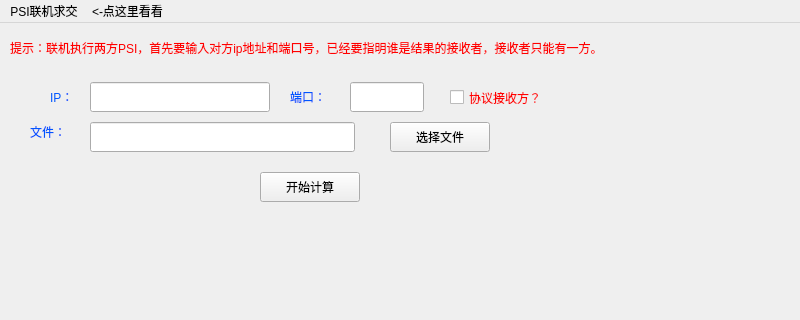
This is src/frontend/cpp/page3.ui in xiansongq/privacy_computing as Qt 5 draws it before an edit; both pictures show x 0 to 800 and y 0 to 320 of the 800 by 600 pixel window. The edited form follows.
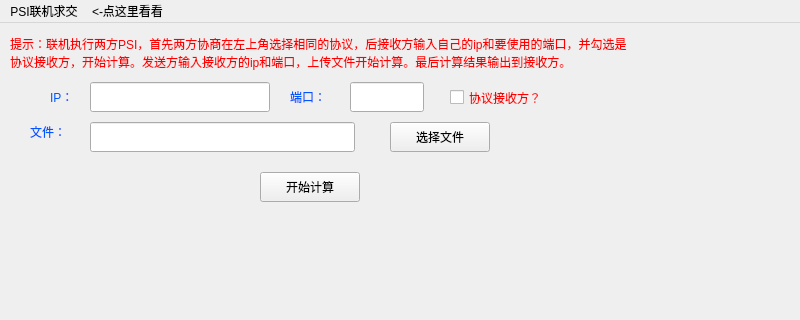
This is the edited form. Icons and pictures are not drawn.

```diff
--- a/src/frontend/cpp/page3.ui
+++ b/src/frontend/cpp/page3.ui
@@ -189,7 +189,7 @@
         <x>10</x>
         <y>10</y>
         <width>620</width>
-        <height>30</height>
+        <height>41</height>
        </rect>
       </property>
       <property name="styleSheet">
@@ -197,11 +197,14 @@
 color:rgb(255, 0, 0)</string>
       </property>
       <property name="text">
-       <string>提示：联机执行两方PSI，首先要输入对方ip地址和端口号，已经要指明谁是结果的接收者，接收者只能有一方。</string>
+       <string>&lt;html&gt;&lt;head/&gt;&lt;body&gt;&lt;p&gt;提示：联机执行两方PSI，首先两方协商在左上角选择相同的协议，后接收方输入自己的ip和要使用的端口，并勾选是协议接收方，开始计算。发送方输入接收方的ip和端口，上传文件开始计算。最后计算结果输出到接收方。&lt;/p&gt;&lt;/body&gt;&lt;/html&gt;</string>
       </property>
       <property name="textFormat">
        <enum>Qt::RichText</enum>
       </property>
+      <property name="wordWrap">
+       <bool>true</bool>
+      </property>
      </widget>
     </widget>
    </widget>
```
